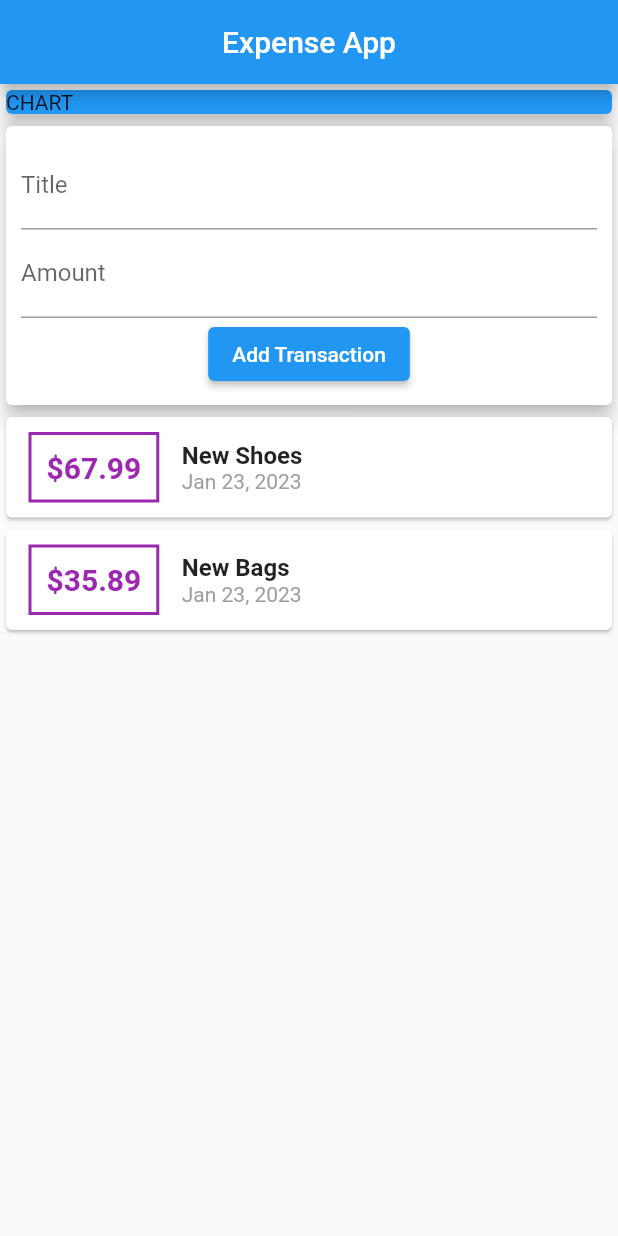
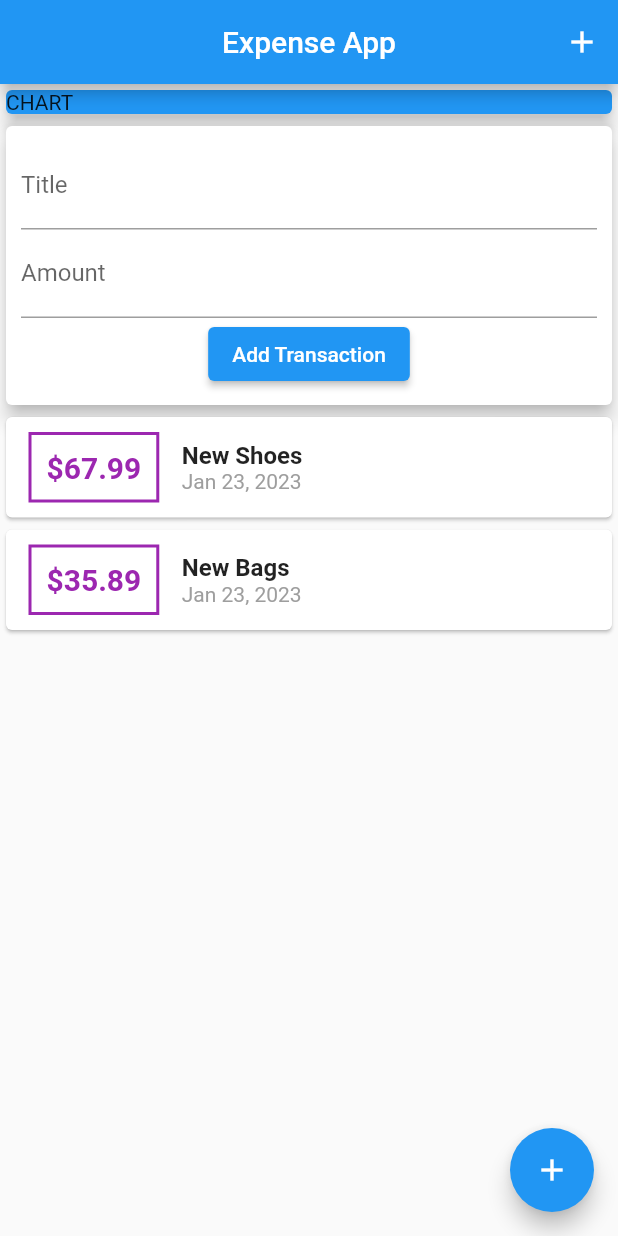
Before and after one commit to chineduG/Expense-App-built-with-Flutter, a Flutter app: the screen it shows after launch, after a tap on "Add Transaction", on a phone screen of 412 x 824 dp. Run offline on Flutter 3.47's test engine with Material 2 defaults, Android fonts, the phone set to English and light mode, and no system bars.

Commit message:
added FAB button

```diff
--- a/lib/main.dart
+++ b/lib/main.dart
@@ -34,6 +34,12 @@ class _ExpenseAppState extends State<ExpenseApp> {
       appBar: AppBar(
         centerTitle: true,
         title: const Text('Expense App'),
+        actions: [
+          IconButton(
+            icon: Icon(Icons.add),
+            onPressed: () {},
+          )
+        ],
       ),
       body: SingleChildScrollView(
         child: Column(
@@ -51,6 +57,10 @@ class _ExpenseAppState extends State<ExpenseApp> {
           ],
         ),
       ),
+      floatingActionButton: FloatingActionButton(
+        onPressed: () {},
+        child: Icon(Icons.add),
+      ),
     );
   }
 }
--- a/lib/widgets/new_transactions.dart
+++ b/lib/widgets/new_transactions.dart
@@ -8,6 +8,16 @@ class NewTransaction extends StatelessWidget {
   final titleControler = TextEditingController();
   final amountControler = TextEditingController();
 
+//! Refactoring code to call from other functions.
+  void submitData() {
+    final enteredTitle = titleControler.text;
+    final enteredAmount = double.parse(amountControler.text);
+    if (enteredTitle.isEmpty || enteredAmount <= 0) {
+      return;
+    }
+    addTx(enteredTitle, enteredAmount);
+  }
+
   @override
   Widget build(BuildContext context) {
     return Card(
@@ -16,22 +26,25 @@ class NewTransaction extends StatelessWidget {
         padding: EdgeInsets.all(10),
         child: Column(children: [
           TextField(
-            decoration: InputDecoration(
+            decoration: const InputDecoration(
               labelText: 'Title',
             ),
             controller: titleControler,
+            keyboardType: TextInputType.text,
+            onSubmitted: (_) => submitData,
           ),
           TextField(
-            decoration: InputDecoration(
+            decoration: const InputDecoration(
               labelText: 'Amount',
             ),
+            keyboardType: TextInputType.number,
             controller: amountControler,
+            //! subData function
+            onSubmitted: (_) => submitData,
           ),
           ElevatedButton(
             child: Text('Add Transaction'),
-            onPressed: () {
-              addTx(titleControler.text, double.parse(amountControler.text));
-            },
+            onPressed: submitData,
           )
         ]),
       ),
```
Also changed, not shown: lib/widgets/trasactions_list.dart (line endings or trailing spaces).
